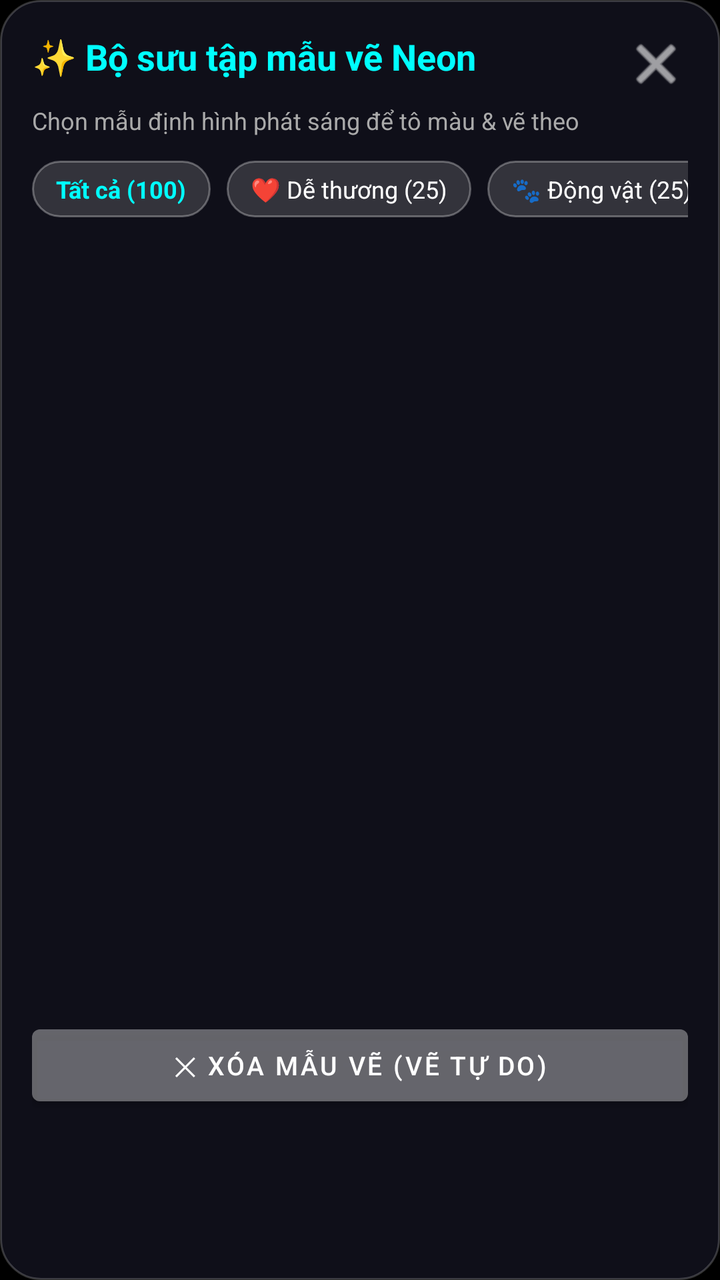
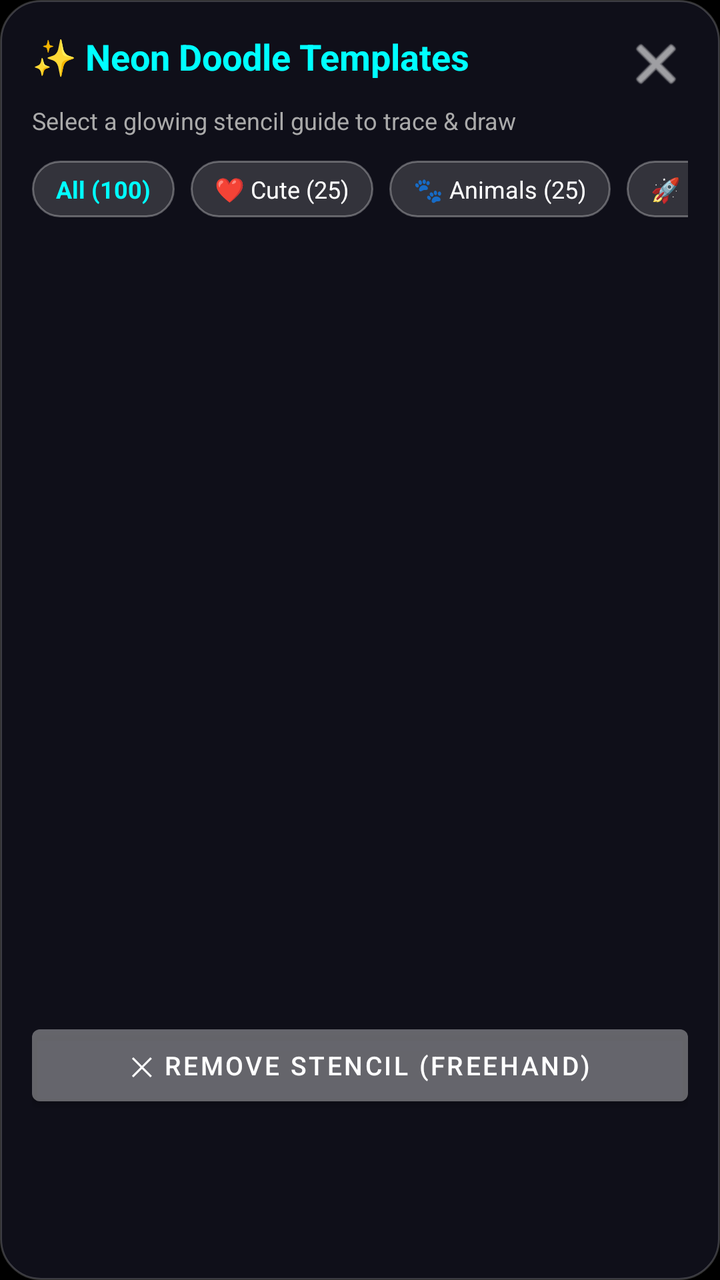

Before-and-after screenshots of an Android layout around one commit, followed by the original layout XML and the change that was made.
<!-- AndroidManifest.xml: application theme Theme.NeonDraw -->
<!-- res/layout/dialog_templates.xml -->
<?xml version="1.0" encoding="utf-8"?>
<LinearLayout xmlns:android="http://schemas.android.com/apk/res/android"
    xmlns:app="http://schemas.android.com/apk/res-auto"
    android:layout_width="match_parent"
    android:layout_height="wrap_content"
    android:background="@drawable/bg_glass_rounded"
    android:orientation="vertical"
    android:padding="16dp">

    
    <RelativeLayout
        android:layout_width="match_parent"
        android:layout_height="wrap_content">

        <TextView
            android:layout_width="wrap_content"
            android:layout_height="wrap_content"
            android:text="✨ Bộ sưu tập mẫu vẽ Neon"
            android:textColor="#00FFFF"
            android:textSize="18sp"
            android:textStyle="bold" />

        <ImageButton
            android:id="@+id/btnDialogClose"
            android:layout_width="32dp"
            android:layout_height="32dp"
            android:layout_alignParentEnd="true"
            android:background="?attr/selectableItemBackgroundBorderless"
            android:src="@android:drawable/ic_menu_close_clear_cancel"
            app:tint="#FFFFFF" />
    </RelativeLayout>

    
    <TextView
        android:layout_width="wrap_content"
        android:layout_height="wrap_content"
        android:layout_marginTop="4dp"
        android:text="Chọn mẫu định hình phát sáng để tô màu &amp; vẽ theo"
        android:textColor="#AAAAAA"
        android:textSize="12sp" />

    
    <HorizontalScrollView
        android:layout_width="match_parent"
        android:layout_height="wrap_content"
        android:layout_marginTop="12dp"
        android:scrollbars="none">

        <LinearLayout
            android:id="@+id/layoutCategoryChips"
            android:layout_width="wrap_content"
            android:layout_height="wrap_content"
            android:orientation="horizontal">

            <TextView
                android:id="@+id/chipCatAll"
                android:layout_width="wrap_content"
                android:layout_height="wrap_content"
                android:layout_marginEnd="8dp"
                android:background="@drawable/bg_glass_pill"
                android:paddingHorizontal="12dp"
                android:paddingVertical="6dp"
                android:text="Tất cả (100)"
                android:textColor="#00FFFF"
                android:textSize="12sp"
                android:textStyle="bold" />

            <TextView
                android:id="@+id/chipCatCute"
                android:layout_width="wrap_content"
                android:layout_height="wrap_content"
                android:layout_marginEnd="8dp"
                android:background="@drawable/bg_glass_pill"
                android:paddingHorizontal="12dp"
                android:paddingVertical="6dp"
                android:text="❤️ Dễ thương (25)"
                android:textColor="#FFFFFF"
                android:textSize="12sp" />

            <TextView
                android:id="@+id/chipCatAnimal"
                android:layout_width="wrap_content"
                android:layout_height="wrap_content"
                android:layout_marginEnd="8dp"
                android:background="@drawable/bg_glass_pill"
                android:paddingHorizontal="12dp"
                android:paddingVertical="6dp"
                android:text="🐾 Động vật (25)"
                android:textColor="#FFFFFF"
                android:textSize="12sp" />

            <TextView
                android:id="@+id/chipCatMagic"
                android:layout_width="wrap_content"
                android:layout_height="wrap_content"
                android:layout_marginEnd="8dp"
                android:background="@drawable/bg_glass_pill"
                android:paddingHorizontal="12dp"
                android:paddingVertical="6dp"
                android:text="🚀 Vũ trụ (25)"
                android:textColor="#FFFFFF"
                android:textSize="12sp" />

            <TextView
                android:id="@+id/chipCatMandala"
                android:layout_width="wrap_content"
                android:layout_height="wrap_content"
                android:background="@drawable/bg_glass_pill"
                android:paddingHorizontal="12dp"
                android:paddingVertical="6dp"
                android:text="🌸 Mandala (25)"
                android:textColor="#FFFFFF"
                android:textSize="12sp" />

        </LinearLayout>
    </HorizontalScrollView>

    
    <androidx.recyclerview.widget.RecyclerView
        android:id="@+id/rvTemplates"
        android:layout_width="match_parent"
        android:layout_height="380dp"
        android:layout_marginTop="12dp" />

    
    <Button
        android:id="@+id/btnRemoveStencil"
        android:layout_width="match_parent"
        android:layout_height="wrap_content"
        android:layout_marginTop="8dp"
        android:backgroundTint="#33FFFFFF"
        android:text="✕ Xóa mẫu vẽ (Vẽ tự do)"
        android:textColor="#FFFFFF"
        android:textSize="13sp" />

</LinearLayout>
<!-- resources referenced by this layout -->
<resources>
  <!-- drawable bg_glass_pill (drawable) -->
  <?xml version="1.0" encoding="utf-8"?>
  <shape xmlns:android="http://schemas.android.com/apk/res/android"
      android:shape="rectangle">
      <corners android:radius="24dp" />
      <solid android:color="#26FFFFFF" />
      <stroke
          android:width="1dp"
          android:color="#4DFFFFFF" />
  </shape>
  <!-- drawable bg_glass_rounded (drawable) -->
  <?xml version="1.0" encoding="utf-8"?>
  <shape xmlns:android="http://schemas.android.com/apk/res/android"
      android:shape="rectangle">
      <corners android:radius="20dp" />
      <solid android:color="#D912121E" />
      <stroke
          android:width="1dp"
          android:color="#33FFFFFF" />
  </shape>
  <style name="Theme.NeonDraw" parent="Theme.MaterialComponents.DayNight.NoActionBar">
          <item name="android:statusBarColor">#FF000000</item>
          <item name="android:navigationBarColor">#FF000000</item>
          <item name="android:windowBackground">#FF000000</item>
      </style>
</resources>

<!-- the commit's change to res/layout/dialog_templates.xml (unified diff, before → after) -->
@@ -15,7 +15,7 @@
         <TextView
             android:layout_width="wrap_content"
             android:layout_height="wrap_content"
-            android:text="✨ Bộ sưu tập mẫu vẽ Neon"
+            android:text="@string/dialog_templates_title"
             android:textColor="#00FFFF"
             android:textSize="18sp"
             android:textStyle="bold" />
@@ -35,7 +35,7 @@
         android:layout_width="wrap_content"
         android:layout_height="wrap_content"
         android:layout_marginTop="4dp"
-        android:text="Chọn mẫu định hình phát sáng để tô màu &amp; vẽ theo"
+        android:text="@string/dialog_templates_subtitle"
         android:textColor="#AAAAAA"
         android:textSize="12sp" />
 
@@ -60,7 +60,7 @@
                 android:background="@drawable/bg_glass_pill"
                 android:paddingHorizontal="12dp"
                 android:paddingVertical="6dp"
-                android:text="Tất cả (100)"
+                android:text="@string/cat_all"
                 android:textColor="#00FFFF"
                 android:textSize="12sp"
                 android:textStyle="bold" />
@@ -73,7 +73,7 @@
                 android:background="@drawable/bg_glass_pill"
                 android:paddingHorizontal="12dp"
                 android:paddingVertical="6dp"
-                android:text="❤️ Dễ thương (25)"
+                android:text="@string/cat_cute"
                 android:textColor="#FFFFFF"
                 android:textSize="12sp" />
 
@@ -85,7 +85,7 @@
                 android:background="@drawable/bg_glass_pill"
                 android:paddingHorizontal="12dp"
                 android:paddingVertical="6dp"
-                android:text="🐾 Động vật (25)"
+                android:text="@string/cat_animals"
                 android:textColor="#FFFFFF"
                 android:textSize="12sp" />
 
@@ -97,7 +97,7 @@
                 android:background="@drawable/bg_glass_pill"
                 android:paddingHorizontal="12dp"
                 android:paddingVertical="6dp"
-                android:text="🚀 Vũ trụ (25)"
+                android:text="@string/cat_cosmic"
                 android:textColor="#FFFFFF"
                 android:textSize="12sp" />
 
@@ -108,7 +108,7 @@
                 android:background="@drawable/bg_glass_pill"
                 android:paddingHorizontal="12dp"
                 android:paddingVertical="6dp"
-                android:text="🌸 Mandala (25)"
+                android:text="@string/cat_mandala"
                 android:textColor="#FFFFFF"
                 android:textSize="12sp" />
 
@@ -129,7 +129,7 @@
         android:layout_height="wrap_content"
         android:layout_marginTop="8dp"
         android:backgroundTint="#33FFFFFF"
-        android:text="✕ Xóa mẫu vẽ (Vẽ tự do)"
+        android:text="@string/btn_remove_stencil"
         android:textColor="#FFFFFF"
         android:textSize="13sp" />
 
<!-- resource entries referenced after the edit -->
@@ -20,6 +20,14 @@
           android:width="1dp"
           android:color="#33FFFFFF" />
   </shape>
+  <string name="btn_remove_stencil">✕ Remove Stencil (Freehand)</string>
+  <string name="cat_all">All (100)</string>
+  <string name="cat_animals">🐾 Animals (25)</string>
+  <string name="cat_cosmic">🚀 Cosmic (25)</string>
+  <string name="cat_cute">❤️ Cute (25)</string>
+  <string name="cat_mandala">🌸 Mandala (25)</string>
+  <string name="dialog_templates_subtitle">Select a glowing stencil guide to trace &amp; draw</string>
+  <string name="dialog_templates_title">✨ Neon Doodle Templates</string>
   <style name="Theme.NeonDraw" parent="Theme.MaterialComponents.DayNight.NoActionBar">
           <item name="android:statusBarColor">#FF000000</item>
           <item name="android:navigationBarColor">#FF000000</item>
